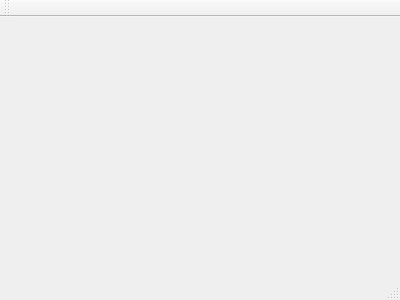
The window that examples/example_gui/rqt_gui_test_001/mainwindow.ui (pinkedge/birl_baxter) describes before a commit, drawn with Qt 5.
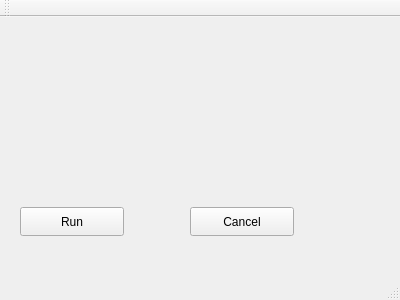
The same window after the commit.

The edit to the form file:
```diff
--- a/examples/example_gui/rqt_gui_test_001/mainwindow.ui
+++ b/examples/example_gui/rqt_gui_test_001/mainwindow.ui
@@ -12,13 +12,55 @@
   <property name="windowTitle" >
    <string>MainWindow</string>
   </property>
-  <widget class="QMenuBar" name="menuBar" />
-  <widget class="QToolBar" name="mainToolBar" />
-  <widget class="QWidget" name="centralWidget" />
-  <widget class="QStatusBar" name="statusBar" />
+  <widget class="QWidget" name="centralWidget">
+   <widget class="QPushButton" name="simpleBtnDemo">
+    <property name="geometry">
+     <rect>
+      <x>20</x>
+      <y>190</y>
+      <width>104</width>
+      <height>29</height>
+     </rect>
+    </property>
+    <property name="text">
+     <string>Run</string>
+    </property>
+   </widget>
+   <widget class="QPushButton" name="cancelBtn">
+    <property name="geometry">
+     <rect>
+      <x>190</x>
+      <y>190</y>
+      <width>104</width>
+      <height>29</height>
+     </rect>
+    </property>
+    <property name="text">
+     <string>Cancel</string>
+    </property>
+   </widget>
+  </widget>
+  <widget class="QMenuBar" name="menuBar">
+   <property name="geometry">
+    <rect>
+     <x>0</x>
+     <y>0</y>
+     <width>400</width>
+     <height>27</height>
+    </rect>
+   </property>
+  </widget>
+  <widget class="QToolBar" name="mainToolBar">
+   <attribute name="toolBarArea">
+    <enum>TopToolBarArea</enum>
+   </attribute>
+   <attribute name="toolBarBreak">
+    <bool>false</bool>
+   </attribute>
+  </widget>
+  <widget class="QStatusBar" name="statusBar"/>
  </widget>
- <layoutDefault spacing="6" margin="11" />
- <pixmapfunction></pixmapfunction>
+ <layoutdefault spacing="6" margin="11"/>
  <resources/>
  <connections/>
 </ui>
```
Left out of the diff: 7 changed lines with no effect on the pictures.
